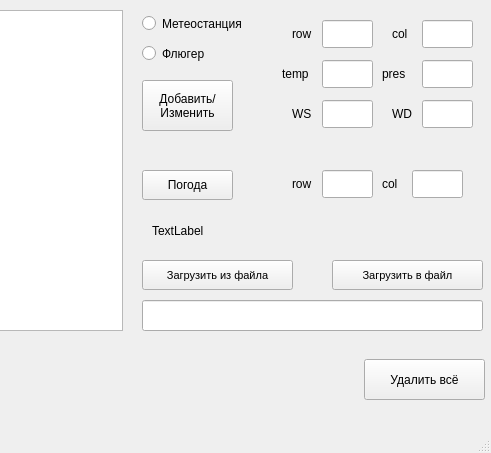
Qt form OOP_Lab/mainwindow.ui (slipneff/hse_oop1) before a commit; both pictures show x 278 to 769 and y 0 to 453 of the 769 by 453 pixel window.
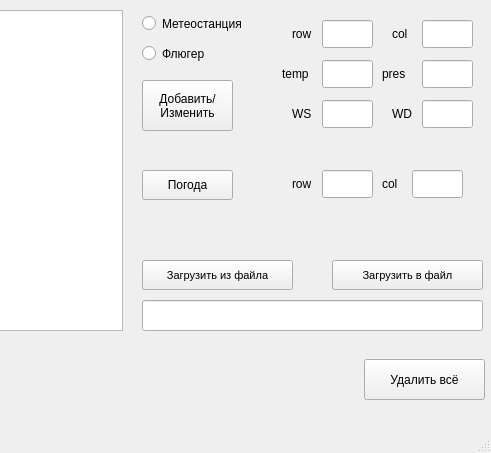
The same form after that commit.

The edit to the form file:
```diff
--- a/OOP_Lab/mainwindow.ui
+++ b/OOP_Lab/mainwindow.ui
@@ -200,7 +200,7 @@
      </rect>
     </property>
     <property name="text">
-     <string>TextLabel</string>
+     <string/>
     </property>
    </widget>
    <widget class="QPushButton" name="Save">
```
